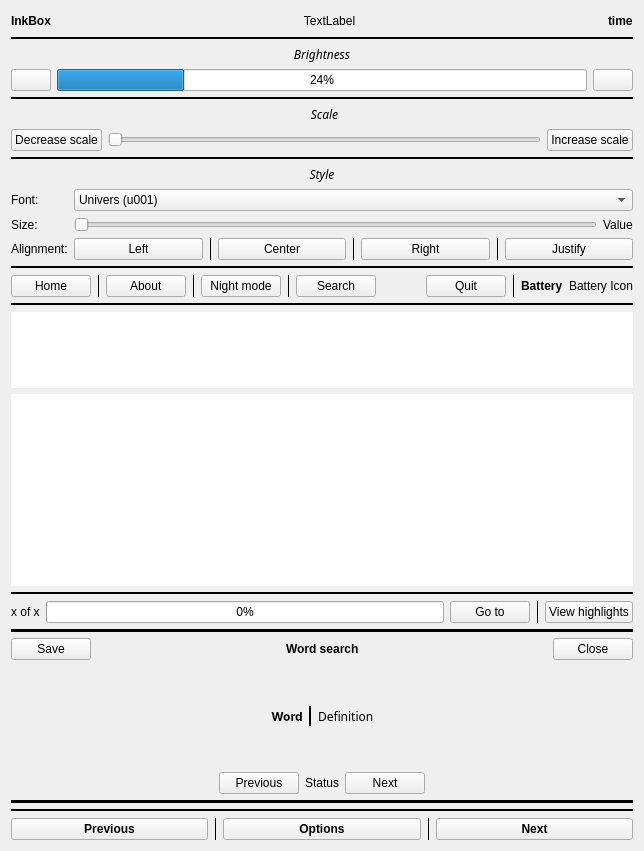
Above: src/reader/reader.ui from Quill-OS/quill before the change. Below: the same form after it.
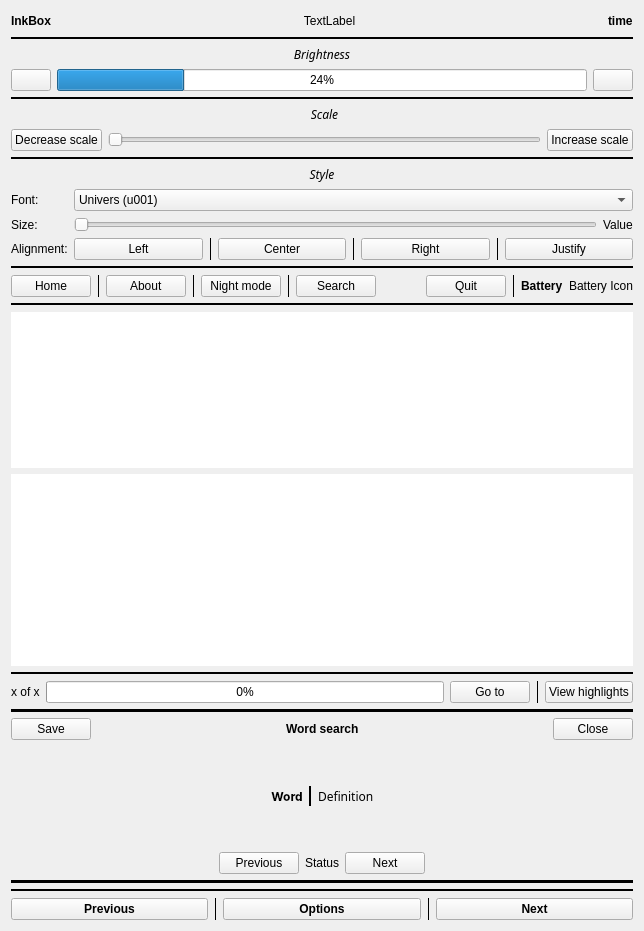
That is the form after the change.

Commit message:
Improve font size range
The font size slider now has 16 levels of different font sizes.

The edit to the form file:
```diff
--- a/src/reader/reader.ui
+++ b/src/reader/reader.ui
@@ -7,7 +7,7 @@
     <x>0</x>
     <y>0</y>
     <width>644</width>
-    <height>851</height>
+    <height>931</height>
    </rect>
   </property>
   <property name="windowTitle">
```
Left out of the diff: 200 changed lines with no effect on the pictures. The commit also changes 2 other files.
